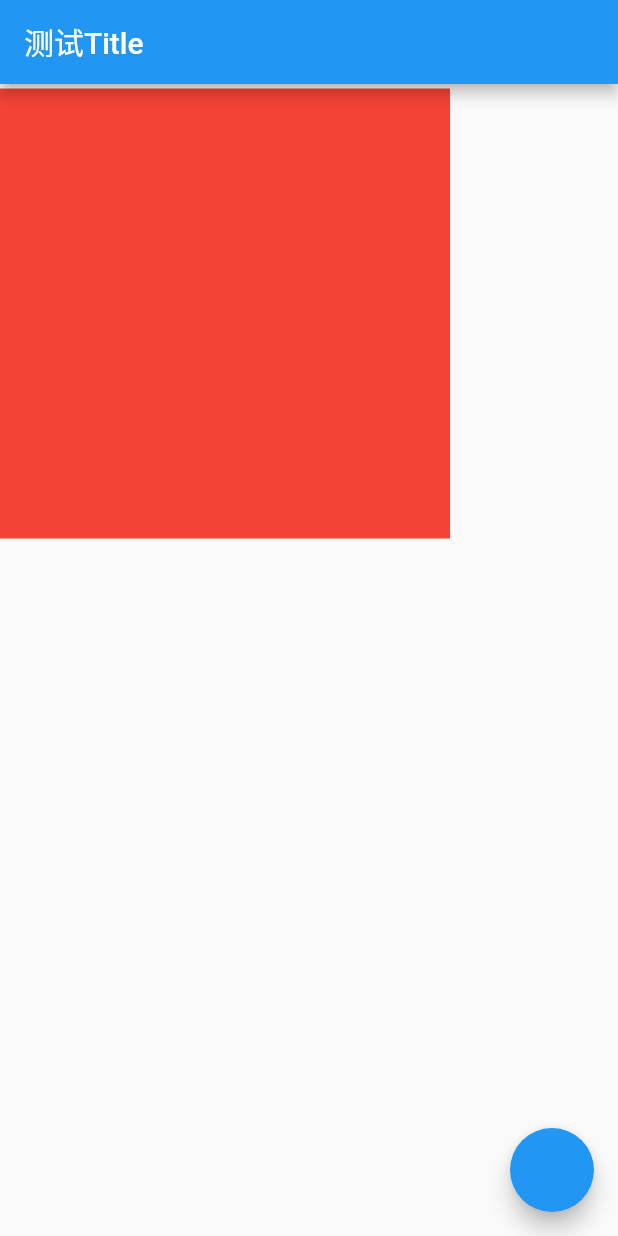
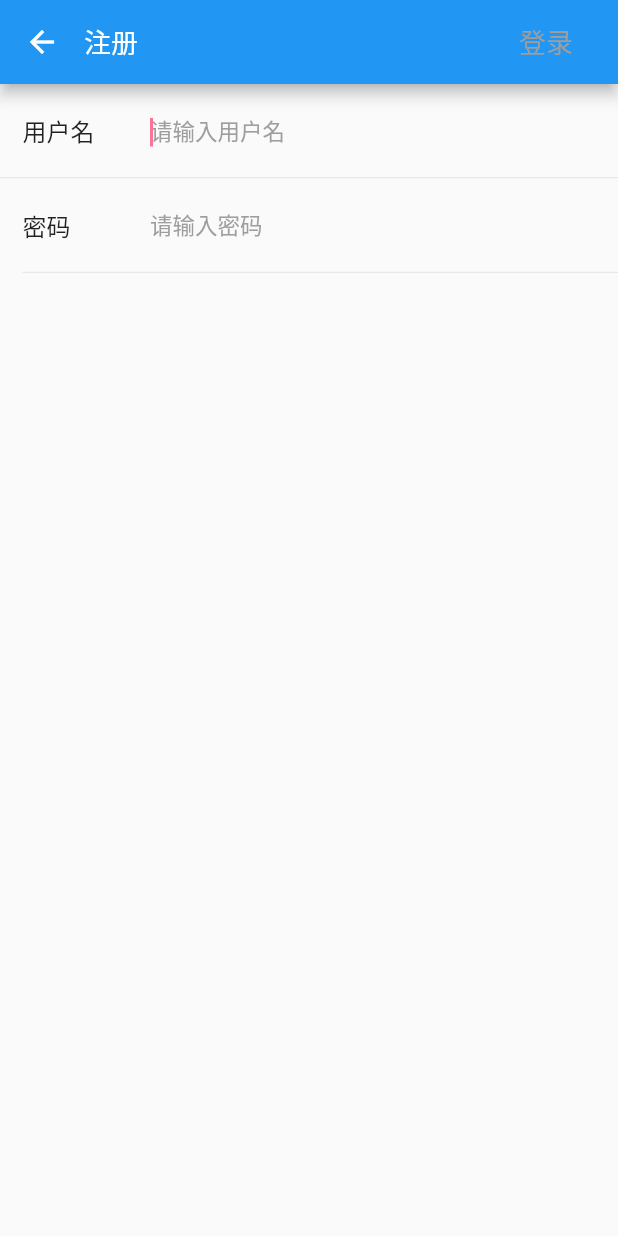
Before and after one commit to kailaisi/flutter_bilibli, a Flutter app: the screen it shows after launch, on a phone screen of 412 x 824 dp. Run offline on Flutter 3.47's test engine with Material 2 defaults, Android fonts, the phone set to English and light mode, and no system bars; our stand-ins replace dio, get, shared_preferences.

Commit message:
add widget

```diff
--- /dev/null
+++ b/lib/page/registration_page.dart
@@ -0,0 +1,39 @@
+import 'package:bilibli/widget/app_bar.dart';
+import 'package:bilibli/widget/login_input.dart';
+import 'package:flutter/material.dart';
+
+class RegistrationPage extends StatefulWidget {
+  RegistrationPage({Key? key}) : super(key: key);
+
+  @override
+  State<RegistrationPage> createState() => _RegistrationPageState();
+}
+
+class _RegistrationPageState extends State<RegistrationPage> {
+  @override
+  Widget build(BuildContext context) {
+    return Scaffold(
+      appBar: appbar('注册', '登录', () {
+        print('登录被点击了');
+      }),
+      body: Container(
+        child: ListView(
+          children: [
+            LoginInput(
+              title: '用户名',
+              hint: '请输入用户名',
+              onFocusChanged: (value) {
+                print(value);
+              },
+            ),
+            LoginInput(
+              title: '密码',
+              hint: '请输入密码',
+              lineStretch: true,
+            ),
+          ],
+        ),
+      ),
+    );
+  }
+}
--- /dev/null
+++ b/lib/util/color.dart
@@ -0,0 +1,17 @@
+import 'package:flutter/material.dart';
+
+const MaterialColor primary = const MaterialColor(
+  0xfffb7399,
+  <int, Color>{
+    50: Color(0xfffb7399),
+    100: Color(0xFFBBDEFB),
+    200: Color(0xFF90CAF9),
+    300: Color(0xFF64B5F6),
+    400: Color(0xFF42A5F5),
+    500: Color(0xfffb7399),
+    600: Color(0xFF1E88E5),
+    700: Color(0xFF1976D2),
+    800: Color(0xFF1565C0),
+    900: Color(0xFF0D47A1),
+  },
+);
--- /dev/null
+++ b/lib/widget/app_bar.dart
@@ -0,0 +1,28 @@
+import 'package:flutter/cupertino.dart';
+import 'package:flutter/material.dart';
+
+AppBar appbar(String title, String rightTitle, VoidCallback rightButtonClick) {
+  return AppBar(
+    centerTitle: false,
+    titleSpacing: 0,
+    leading: BackButton(),
+    title: Text(
+      title,
+      style: TextStyle(fontSize: 18),
+    ),
+    actions: [
+      InkWell(
+        onTap: rightButtonClick,
+        child: Container(
+          padding: EdgeInsets.symmetric(horizontal: 30),
+          alignment: Alignment.center,
+          child: Text(
+            rightTitle,
+            style: TextStyle(fontSize: 18, color: Colors.grey[500]),
+            textAlign: TextAlign.center,
+          ),
+        ),
+      )
+    ],
+  );
+}
--- /dev/null
+++ b/lib/widget/login_input.dart
@@ -0,0 +1,102 @@
+import 'package:bilibli/util/color.dart';
+import 'package:flutter/material.dart';
+
+class LoginInput extends StatefulWidget {
+  final String title;
+  final String hint;
+
+  // 输入数据的变化
+  final ValueChanged<String>? onChanged;
+
+  // 焦点变化
+  final ValueChanged<bool>? onFocusChanged;
+
+  // 是否是短的下滑线
+  final bool lineStretch;
+
+  // 是否是密码输入
+  final bool obscureText;
+
+  // 文本输入类型
+  final TextInputType? inputType;
+
+  const LoginInput({
+    Key? key,
+    required this.title,
+    required this.hint,
+    this.onChanged,
+    this.onFocusChanged,
+    this.lineStretch = false,
+    this.obscureText = false,
+    this.inputType,
+  }) : super(key: key);
+
+  @override
+  _LoginInputState createState() => _LoginInputState();
+}
+
+class _LoginInputState extends State<LoginInput> {
+  final _focusNode = FocusNode();
+
+  @override
+  void initState() {
+    super.initState();
+    _focusNode.addListener(() {
+      widget.onFocusChanged?.call(_focusNode.hasFocus);
+    });
+  }
+
+  @override
+  void dispose() {
+    _focusNode.dispose();
+  }
+
+  @override
+  Widget build(BuildContext context) {
+    return Column(
+      children: [
+        Row(
+          children: <Widget>[
+            Container(
+              padding: EdgeInsets.only(left: 15),
+              width: 100,
+              child: Text(
+                widget.title,
+                style: TextStyle(fontSize: 16),
+              ),
+            ),
+            _inputWidget(),
+          ],
+        ),
+        Padding(
+          padding: EdgeInsets.only(left: widget.lineStretch ? 15 : 0),
+          child: Divider(
+            height: 1,
+            thickness: 0.5,
+          ),
+        )
+      ],
+    );
+  }
+
+  Widget _inputWidget() {
+    return Expanded(
+      child: TextField(
+        focusNode: _focusNode,
+        onChanged: widget.onChanged,
+        obscureText: widget.obscureText,
+        keyboardType: widget.inputType,
+        autofocus: !widget.obscureText,
+        cursorColor: primary,
+        style: TextStyle(
+            fontSize: 16, color: Colors.black, fontWeight: FontWeight.w300),
+        decoration: InputDecoration(
+          contentPadding: EdgeInsets.symmetric(vertical: 20),
+          border: InputBorder.none,
+          hintText: widget.hint,
+          hintStyle: TextStyle(fontSize: 15, color: Colors.grey),
+        ),
+      ),
+    );
+  }
+}
```
Also changed, not shown: lib/http/dao/login_dao.dart (added, +41 -0 lines), lib/http/request/base_request.dart (+9 -1 lines), lib/http/request/login_request.dart (added, +18 -0 lines), lib/http/request/notice_request.dart (added, +18 -0 lines), lib/http/request/registor_request.dart (added, +18 -0 lines), lib/main.dart (+20 -2 lines).
